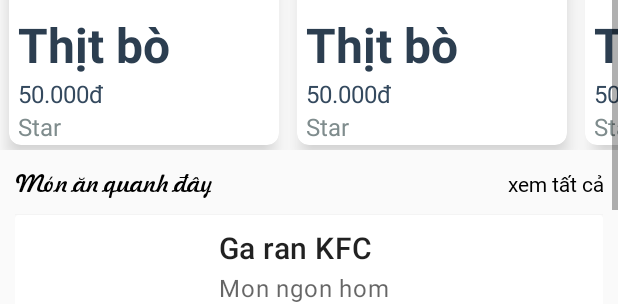
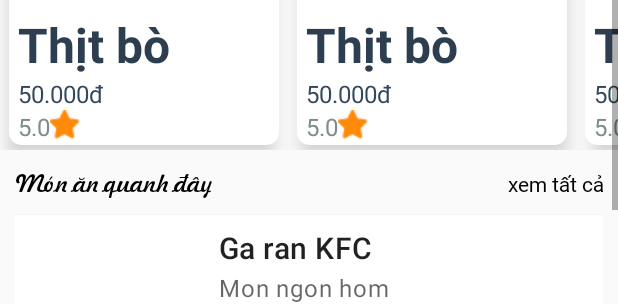
Before and after one commit to tanphat12041998/order_food, an Android app: the layout fragment_home.xml on its own in the app's theme, with its tools: preview values and no code run, on a phone screen of 412 x 824 dp. Shown: the part 709-1013 px from the top of the screen. Run offline under Robolectric (Android 15) with nearby library versions, the phone set to English and light mode, and no system bars.

Commit message:
fix item monan home

```diff
--- a/app/src/main/java/com/app/order_food/API/RetrofitClient.java
+++ b/app/src/main/java/com/app/order_food/API/RetrofitClient.java
@@ -4,7 +4,7 @@ import retrofit2.Retrofit;
 import retrofit2.converter.gson.GsonConverterFactory;
 
 public class RetrofitClient {
-        public static final String ROOT_URL = "http://192.168.0.103:3000/";
+        public static final String ROOT_URL = "http://192.168.1.13:3000/";
         public static Retrofit retrofit = null;
         public static Retrofit getClient() {
             if (retrofit == null) {
--- a/app/src/main/res/layout/item_monan_home.xml
+++ b/app/src/main/res/layout/item_monan_home.xml
@@ -55,8 +55,9 @@
                 android:id="@+id/textView_like"
                 android:layout_width="wrap_content"
                 android:layout_height="wrap_content"
-                android:text="@string/text_star"
                 android:textColor="#7f8c8d"
+                android:text="5.0"
+                android:drawableEnd="@drawable/star"
                 android:textSize="16sp" />
 
         </LinearLayout>
```
